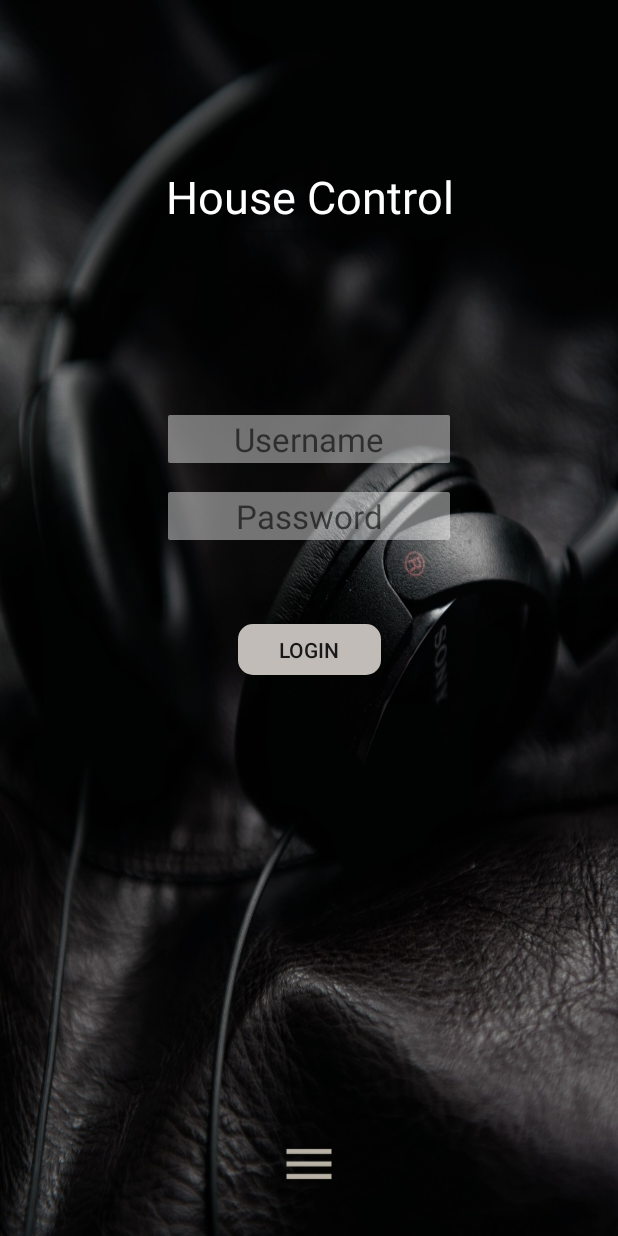
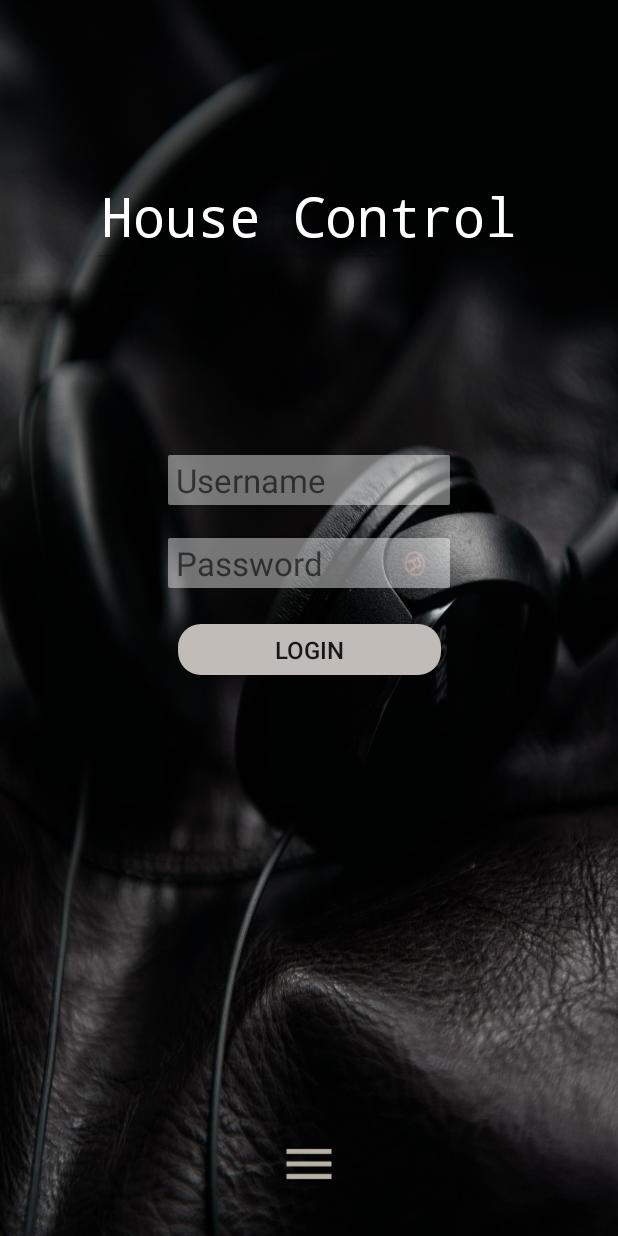
Before and after one commit to chappers73/basicLogin, an Android app: the screen it shows after launch (Login), on a phone screen of 412 x 824 dp. Run offline under Robolectric (Android 15) with nearby library versions, the phone set to English and light mode, and no system bars.

Commit message:
Tweaked login page

```diff
--- a/app/src/main/java/com/chappers/home/simplelogintest/Login.java
+++ b/app/src/main/java/com/chappers/home/simplelogintest/Login.java
@@ -103,20 +103,6 @@ public class Login extends AppCompatActivity implements View.OnClickListener, Po
         //return true;
     }
 
-    @Override
-    public boolean onOptionsItemSelected(MenuItem item) {
-        switch(item.getItemId()){
-            case R.id.aboutUs:
-                break;
-            case R.id.preferences:
-                Log.i(TAG, "onOptionsItemSelected: Pref selected");
-                Intent i = new Intent(this,Prefs.class);
-                startActivity(i);
-                break;
-        }
-        return false;
-    }
-
     //region private void openKeyboard()
     private void openKeyboard() {
         InputMethodManager imm = (InputMethodManager) Login.this.getSystemService(Context.INPUT_METHOD_SERVICE);
--- /dev/null
+++ b/app/src/main/res/drawable/black_cursor.xml
@@ -0,0 +1,5 @@
+<?xml version="1.0" encoding="utf-8"?>
+<shape xmlns:android="http://schemas.android.com/apk/res/android" android:shape="rectangle" >
+    <size android:width="1dp" />
+    <solid android:color="#000000"/>
+</shape>
--- /dev/null
+++ b/app/src/main/res/drawable/color_cursor.xml
@@ -0,0 +1,5 @@
+<?xml version="1.0" encoding="utf-8"?>
+<shape xmlns:android="http://schemas.android.com/apk/res/android" >
+    <size android:width="3dp" />
+    <solid android:color="#FFFFFF"  />
+</shape>
--- a/app/src/main/res/drawable/roundedbuttonshape.xml
+++ b/app/src/main/res/drawable/roundedbuttonshape.xml
@@ -2,8 +2,8 @@
 <shape xmlns:android="http://schemas.android.com/apk/res/android" android:shape="rectangle" android:padding="10dp">
     <solid android:color="@color/Username_Background_Grey"/> <!-- this one is ths color of the Rounded Button -->
     <corners
-        android:bottomRightRadius="10dp"
-        android:bottomLeftRadius="10dp"
-        android:topLeftRadius="10dp"
-        android:topRightRadius="10dp"/>
+        android:bottomRightRadius="15dp"
+        android:bottomLeftRadius="15dp"
+        android:topLeftRadius="15dp"
+        android:topRightRadius="15dp"/>
 </shape>
--- a/app/src/main/res/layout/activity_login.xml
+++ b/app/src/main/res/layout/activity_login.xml
@@ -23,7 +23,7 @@
     <!-- Screen Title -->
     <EditText
         android:id="@+id/etTitle"
-        android:layout_width="252dp"
+        android:layout_width="290dp"
         android:layout_height="wrap_content"
         android:layout_marginStart="8dp"
         android:layout_marginTop="8dp"
@@ -34,8 +34,9 @@
         android:text="House Control"
         android:textAlignment="center"
         android:textColor="?attr/colorBackgroundFloating"
-        android:textSize="30sp"
-        android:typeface="sans"
+        android:textCursorDrawable="@drawable/black_cursor"
+        android:textSize="36dp"
+        android:typeface="monospace"
         app:layout_constraintBottom_toTopOf="@+id/etUsername"
         app:layout_constraintEnd_toEndOf="parent"
         app:layout_constraintStart_toStartOf="parent"
@@ -52,30 +53,34 @@
         android:ems="10"
         android:hint="Username"
         android:inputType="textPersonName"
-        android:paddingTop="1dp"
-        android:paddingBottom="1dp"
-        android:textAlignment="center"
+        android:paddingTop="2dp"
+        android:paddingBottom="2dp"
+        android:paddingLeft="5dp"
+        android:textAlignment="viewStart"
         android:textSize="22dp"
         app:layout_constraintBottom_toTopOf="@+id/etPassword"
         app:layout_constraintEnd_toEndOf="parent"
         app:layout_constraintStart_toStartOf="parent"
         app:layout_constraintTop_toTopOf="@+id/imageView"
-        app:layout_constraintVertical_bias="0.929" />
+        app:layout_constraintVertical_bias="0.929"
+        android:textCursorDrawable="@drawable/black_cursor"/>
 
     <!-- Password -->
     <EditText
         android:id="@+id/etPassword"
         android:layout_width="188dp"
         android:layout_height="wrap_content"
-        android:layout_marginBottom="56dp"
+        android:layout_marginBottom="24dp"
         android:background="@drawable/roundedbuttonshape2"
         android:ems="10"
         android:hint="Password"
         android:inputType="textPassword"
-        android:paddingTop="1dp"
-        android:paddingBottom="1dp"
-        android:textAlignment="center"
+        android:paddingLeft="5dp"
+        android:paddingTop="2dp"
+        android:paddingBottom="2dp"
+        android:textAlignment="viewStart"
         android:textColorLink="?attr/colorBackgroundFloating"
+        android:textCursorDrawable="@drawable/black_cursor"
         android:textSize="22dp"
         app:layout_constraintBottom_toTopOf="@+id/btnLogin"
         app:layout_constraintEnd_toEndOf="parent"
@@ -88,10 +93,6 @@
         android:layout_height="20dp"
         android:layout_centerHorizontal="true"
         android:layout_centerVertical="true"
-        android:layout_marginStart="8dp"
-        android:layout_marginTop="8dp"
-        android:layout_marginEnd="8dp"
-        android:layout_marginBottom="8dp"
         android:checked="false"
         android:lineSpacingExtra="8sp"
         android:switchMinWidth="55dp"
@@ -104,18 +105,14 @@
         android:thumb="@drawable/switch_thumb_selector"
         android:track="@drawable/switch_track_selector"
         android:visibility="invisible"
-        app:layout_constraintBottom_toTopOf="@+id/btnLogin"
 
-        app:layout_constraintEnd_toEndOf="parent"
-        app:layout_constraintHorizontal_bias="0.571"
-        app:layout_constraintStart_toStartOf="parent"
-        app:layout_constraintTop_toBottomOf="@+id/etPassword"
-        app:layout_constraintVertical_bias="0.666" />
+        tools:layout_editor_absoluteX="113dp"
+        tools:layout_editor_absoluteY="389dp" />
 
     <!-- Login Button -->
     <Button
         android:id="@+id/btnLogin"
-        android:layout_width="95dp"
+        android:layout_width="175dp"
         android:layout_height="34dp"
         android:layout_marginStart="8dp"
         android:layout_marginTop="8dp"
@@ -125,6 +122,7 @@
         android:text="@string/btnlogin"
         app:layout_constraintBottom_toBottomOf="@+id/imageView"
         app:layout_constraintEnd_toEndOf="parent"
+        android:textSize="16dp"
         app:layout_constraintHorizontal_bias="0.501"
         app:layout_constraintStart_toStartOf="parent"
         app:layout_constraintTop_toTopOf="@+id/imageView"
--- a/app/src/main/res/values/strings.xml
+++ b/app/src/main/res/values/strings.xml
@@ -1,7 +1,7 @@
 <resources>
     <string name="app_name">Simple Login Test</string>
     <string name="nice_background">nice background</string>
-    <string name="btnlogin">Login</string>
+    <string name="btnlogin">LOGIN</string>
     <string name="Prefs_Title_UserInfo">User Info</string>
     <string name="Prefs_Title_ServerSettings">Server Settings</string>
     <string name="LoginScreen_Title_house_control">House Control</string>
```
